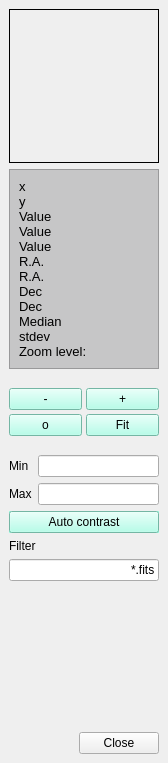
Old version of the form src/iview/dockwidgets/ivconfdockwidget.ui in the repository schirmermischa/THELI.
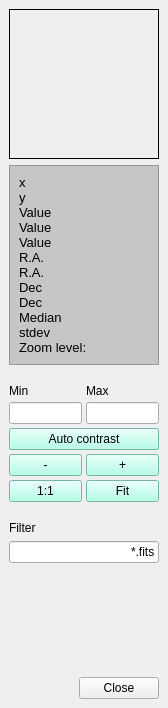
New version of the form.

Commit message: Basic IView navigator functionality implemented; fixed a crash triggered by a mouse leave event in the last commit

Diff of the .ui file:
```diff
--- a/src/iview/dockwidgets/ivconfdockwidget.ui
+++ b/src/iview/dockwidgets/ivconfdockwidget.ui
@@ -7,13 +7,25 @@
     <x>0</x>
     <y>0</y>
     <width>168</width>
-    <height>763</height>
+    <height>708</height>
    </rect>
   </property>
+  <property name="sizePolicy">
+   <sizepolicy hsizetype="Fixed" vsizetype="Expanding">
+    <horstretch>0</horstretch>
+    <verstretch>0</verstretch>
+   </sizepolicy>
+  </property>
+  <property name="minimumSize">
+   <size>
+    <width>168</width>
+    <height>708</height>
+   </size>
+  </property>
   <property name="maximumSize">
    <size>
     <width>168</width>
-    <height>763</height>
+    <height>524287</height>
    </size>
   </property>
   <property name="features">
@@ -27,10 +39,34 @@
   </property>
   <widget class="QWidget" name="dockWidgetContents">
    <layout class="QGridLayout" name="gridLayout">
+    <item row="0" column="0" colspan="2">
+     <widget class="QStackedWidget" name="navigatorStackedWidget">
+      <property name="minimumSize">
+       <size>
+        <width>150</width>
+        <height>150</height>
+       </size>
+      </property>
+      <property name="maximumSize">
+       <size>
+        <width>150</width>
+        <height>150</height>
+       </size>
+      </property>
+      <property name="frameShape">
+       <enum>QFrame::Box</enum>
+      </property>
+      <property name="currentIndex">
+       <number>0</number>
+      </property>
+      <widget class="QWidget" name="binnedPage"/>
+      <widget class="QWidget" name="magnifiedPage"/>
+     </widget>
+    </item>
     <item row="1" column="0" colspan="2">
      <widget class="QFrame" name="indicatorFrame">
       <property name="sizePolicy">
-       <sizepolicy hsizetype="Expanding" vsizetype="Preferred">
+       <sizepolicy hsizetype="Maximum" vsizetype="Preferred">
         <horstretch>0</horstretch>
         <verstretch>0</verstretch>
        </sizepolicy>
@@ -330,7 +366,24 @@
       <property name="spacing">
        <number>4</number>
       </property>
+      <item row="1" column="0">
+       <widget class="QLineEdit" name="minLineEdit">
+        <property name="focusPolicy">
+         <enum>Qt::StrongFocus</enum>
+        </property>
+        <property name="statusTip">
+         <string>Pixels fainter than this value will be shown black</string>
+        </property>
+       </widget>
+      </item>
       <item row="0" column="0">
+       <widget class="QLabel" name="minLabel">
+        <property name="text">
+         <string>Min</string>
+        </property>
+       </widget>
+      </item>
+      <item row="3" column="0">
        <widget class="QPushButton" name="zoomOutPushButton">
         <property name="minimumSize">
          <size>
@@ -764,7 +817,7 @@
         </property>
        </widget>
       </item>
-      <item row="0" column="1">
+      <item row="3" column="1">
        <widget class="QPushButton" name="zoomInPushButton">
         <property name="minimumSize">
          <size>
@@ -1198,7 +1251,7 @@
         </property>
        </widget>
       </item>
-      <item row="1" column="0">
+      <item row="4" column="0">
        <widget class="QPushButton" name="zoomZeroPushButton">
         <property name="minimumSize">
          <size>
@@ -1628,11 +1681,11 @@
          <string>1:1 zoom</string>
         </property>
         <property name="text">
-         <string>o</string>
+         <string>1:1</string>
         </property>
        </widget>
       </item>
-      <item row="1" column="1">
+      <item row="4" column="1">
        <widget class="QPushButton" name="zoomFitPushButton">
         <property name="minimumSize">
          <size>
@@ -2069,50 +2122,7 @@
         </property>
        </widget>
       </item>
-     </layout>
-    </item>
-    <item row="4" column="0">
-     <spacer name="verticalSpacer_2">
-      <property name="orientation">
-       <enum>Qt::Vertical</enum>
-      </property>
-      <property name="sizeType">
-       <enum>QSizePolicy::Fixed</enum>
-      </property>
-      <property name="sizeHint" stdset="0">
-       <size>
-        <width>20</width>
-        <height>13</height>
-       </size>
-      </property>
-     </spacer>
-    </item>
-    <item row="5" column="0" colspan="2">
-     <layout class="QFormLayout" name="formLayout">
-      <item row="0" column="0">
-       <widget class="QLabel" name="minLabel">
-        <property name="text">
-         <string>Min</string>
-        </property>
-       </widget>
-      </item>
       <item row="0" column="1">
-       <widget class="QLineEdit" name="minLineEdit">
-        <property name="minimumSize">
-         <size>
-          <width>90</width>
-          <height>0</height>
-         </size>
-        </property>
-        <property name="focusPolicy">
-         <enum>Qt::StrongFocus</enum>
-        </property>
-        <property name="statusTip">
-         <string>Pixels fainter than this value will be shown black</string>
-        </property>
-       </widget>
-      </item>
-      <item row="1" column="0">
        <widget class="QLabel" name="maxLabel">
         <property name="text">
          <string>Max</string>
@@ -2121,12 +2131,6 @@
       </item>
       <item row="1" column="1">
        <widget class="QLineEdit" name="maxLineEdit">
-        <property name="minimumSize">
-         <size>
-          <width>90</width>
-          <height>0</height>
-         </size>
-        </property>
         <property name="focusPolicy">
          <enum>Qt::StrongFocus</enum>
         </property>
@@ -2577,7 +2581,23 @@
       </item>
      </layout>
     </item>
-    <item row="6" column="0">
+    <item row="4" column="0">
+     <spacer name="verticalSpacer_2">
+      <property name="orientation">
+       <enum>Qt::Vertical</enum>
+      </property>
+      <property name="sizeType">
+       <enum>QSizePolicy::Fixed</enum>
+      </property>
+      <property name="sizeHint" stdset="0">
+       <size>
+        <width>20</width>
+        <height>13</height>
+       </size>
+      </property>
+     </spacer>
+    </item>
+    <item row="5" column="0">
      <widget class="QLabel" name="filterLabel">
       <property name="sizePolicy">
        <sizepolicy hsizetype="Preferred" vsizetype="Preferred">
@@ -2590,7 +2610,7 @@
       </property>
      </widget>
     </item>
-    <item row="7" column="0" colspan="2">
+    <item row="6" column="0" colspan="2">
      <widget class="QLineEdit" name="filterLineEdit">
       <property name="sizePolicy">
        <sizepolicy hsizetype="Expanding" vsizetype="Fixed">
@@ -2612,13 +2632,13 @@
       </property>
      </widget>
     </item>
-    <item row="8" column="0">
+    <item row="7" column="0">
      <spacer name="verticalSpacer">
       <property name="orientation">
        <enum>Qt::Vertical</enum>
       </property>
       <property name="sizeType">
-       <enum>QSizePolicy::MinimumExpanding</enum>
+       <enum>QSizePolicy::Expanding</enum>
       </property>
       <property name="sizeHint" stdset="0">
        <size>
@@ -2628,7 +2648,7 @@
       </property>
      </spacer>
     </item>
-    <item row="9" column="0">
+    <item row="8" column="0">
      <spacer name="horizontalSpacer">
       <property name="orientation">
        <enum>Qt::Horizontal</enum>
@@ -2641,7 +2661,7 @@
       </property>
      </spacer>
     </item>
-    <item row="9" column="1">
+    <item row="8" column="1">
      <widget class="QPushButton" name="quitPushButton">
       <property name="statusTip">
        <string>Cloes iView, all changes to images will be saved.</string>
@@ -2651,58 +2671,6 @@
       </property>
      </widget>
     </item>
-    <item row="0" column="0" colspan="2">
-     <widget class="QFrame" name="magnifyFrame">
-      <property name="sizePolicy">
-       <sizepolicy hsizetype="Expanding" vsizetype="Expanding">
-        <horstretch>0</horstretch>
-        <verstretch>0</verstretch>
-       </sizepolicy>
-      </property>
-      <property name="minimumSize">
-       <size>
-        <width>0</width>
-        <height>154</height>
-       </size>
-      </property>
-      <property name="maximumSize">
-       <size>
-        <width>154</width>
-        <height>154</height>
-       </size>
-      </property>
-      <property name="frameShape">
-       <enum>QFrame::Box</enum>
-      </property>
-      <property name="frameShadow">
-       <enum>QFrame::Plain</enum>
-      </property>
-      <layout class="QGridLayout" name="gridLayout_3">
-       <property name="leftMargin">
-        <number>0</number>
-       </property>
-       <property name="topMargin">
-        <number>0</number>
-       </property>
-       <property name="rightMargin">
-        <number>0</number>
-       </property>
-       <property name="bottomMargin">
-        <number>0</number>
-       </property>
-       <property name="spacing">
-        <number>0</number>
-       </property>
-       <item row="0" column="0">
-        <layout class="QVBoxLayout" name="magnifyLayout">
-         <property name="spacing">
-          <number>0</number>
-         </property>
-        </layout>
-       </item>
-      </layout>
-     </widget>
-    </item>
    </layout>
   </widget>
  </widget>
```
The commit also changes 13 other files.
